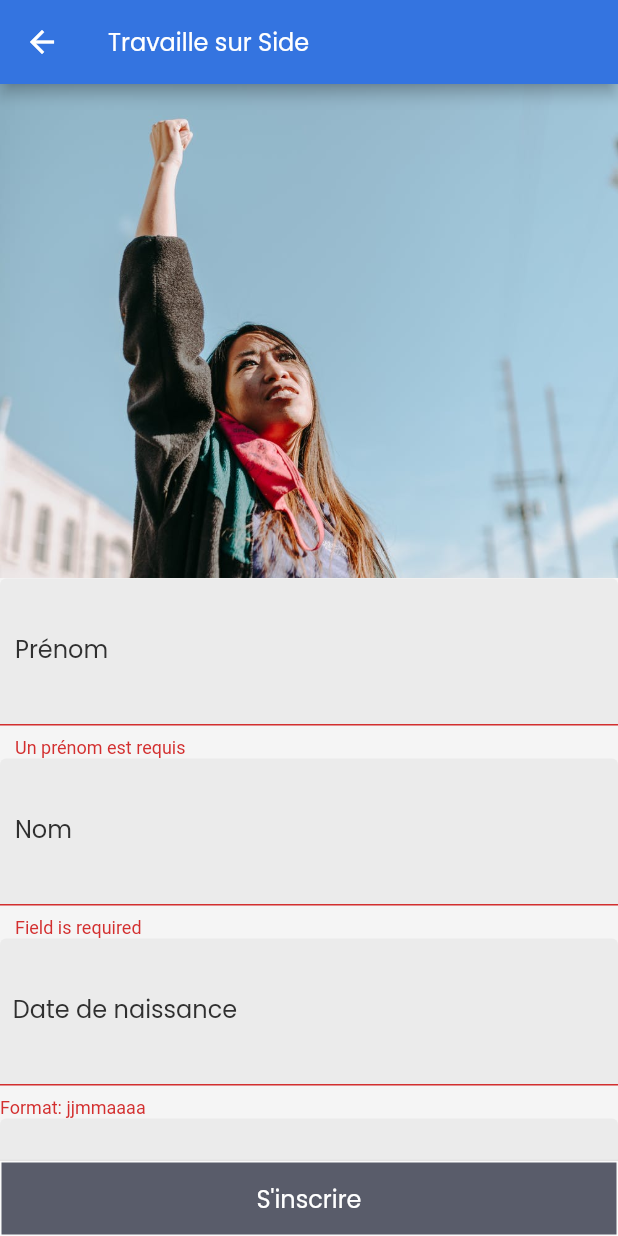
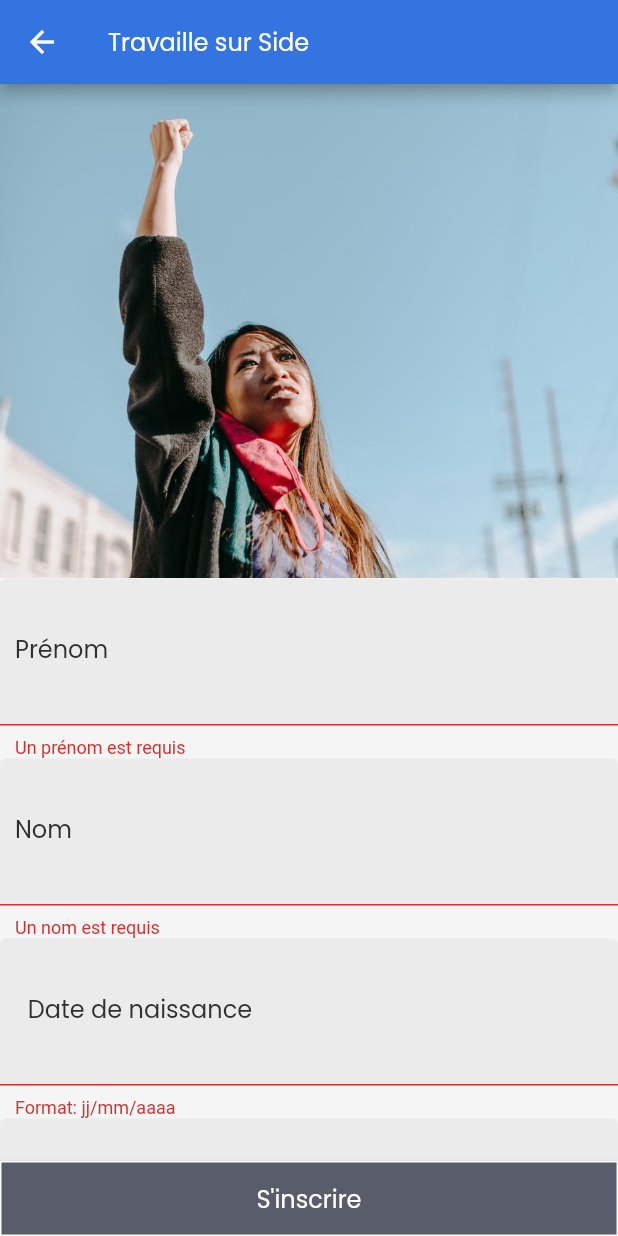
Before and after one commit to magusin/side, a Flutter app: the SignupWidget screen opened directly, after a tap on an icon or button, on a phone screen of 412 x 824 dp. Run offline on Flutter 3.47's test engine with Material 2 defaults, Android fonts, the phone set to English and light mode, and no system bars; drawn by our look-alikes of auto_size_text; our stand-ins replace built_collection, built_value, cloud_firestore, firebase_auth, firebase_core, font_awesome_flutter and 7 more; accounts and stored records are empty; generated files the repository leaves out were written again.

Commit message:
fix route, little fix signup

```diff
--- a/lib/signup/signup_widget.dart
+++ b/lib/signup/signup_widget.dart
@@ -130,7 +130,7 @@ class _SignupWidgetState extends State<SignupWidget> {
                           keyboardType: TextInputType.name,
                           validator: (val) {
                             if (val.isEmpty) {
-                              return 'Field is required';
+                              return 'Un nom est requis';
                             }
 
                             return null;
@@ -149,7 +149,7 @@ class _SignupWidgetState extends State<SignupWidget> {
                             focusedBorder: InputBorder.none,
                             filled: true,
                             contentPadding:
-                                EdgeInsetsDirectional.fromSTEB(0, 30, 0, 30),
+                                EdgeInsetsDirectional.fromSTEB(10, 30, 0, 30),
                           ),
                           style: FlutterFlowTheme.bodyText1.override(
                             fontFamily: 'Poppins',
@@ -158,10 +158,10 @@ class _SignupWidgetState extends State<SignupWidget> {
                           keyboardType: TextInputType.number,
                           validator: (val) {
                             if (val.isEmpty) {
-                              return 'Format: jjmmaaaa';
+                              return 'Format: jj/mm/aaaa';
                             }
-                            if (val.length < 8) {
-                              return 'Requires at least 8 characters.';
+                            if (val.length < 10) {
+                              return 'Requires at least 10 characters.';
                             }
                             return null;
                           },
```
Also changed, not shown: lib/signup_e3/signup_e3_widget.dart (+13 -2 lines), 1 other file.
